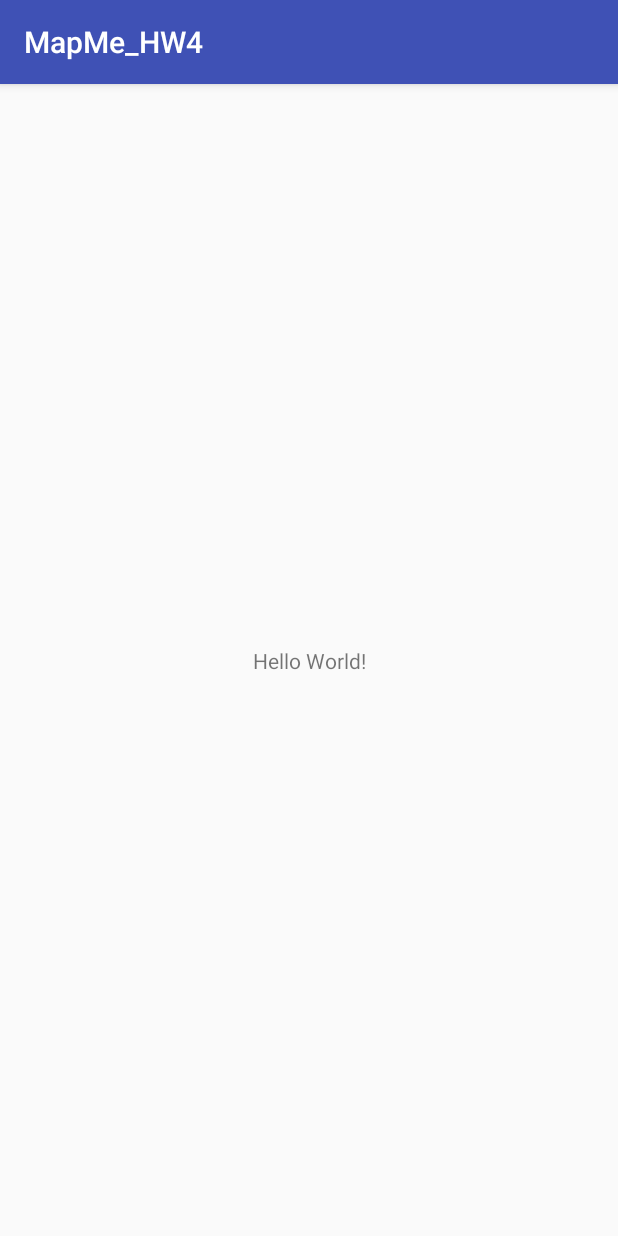
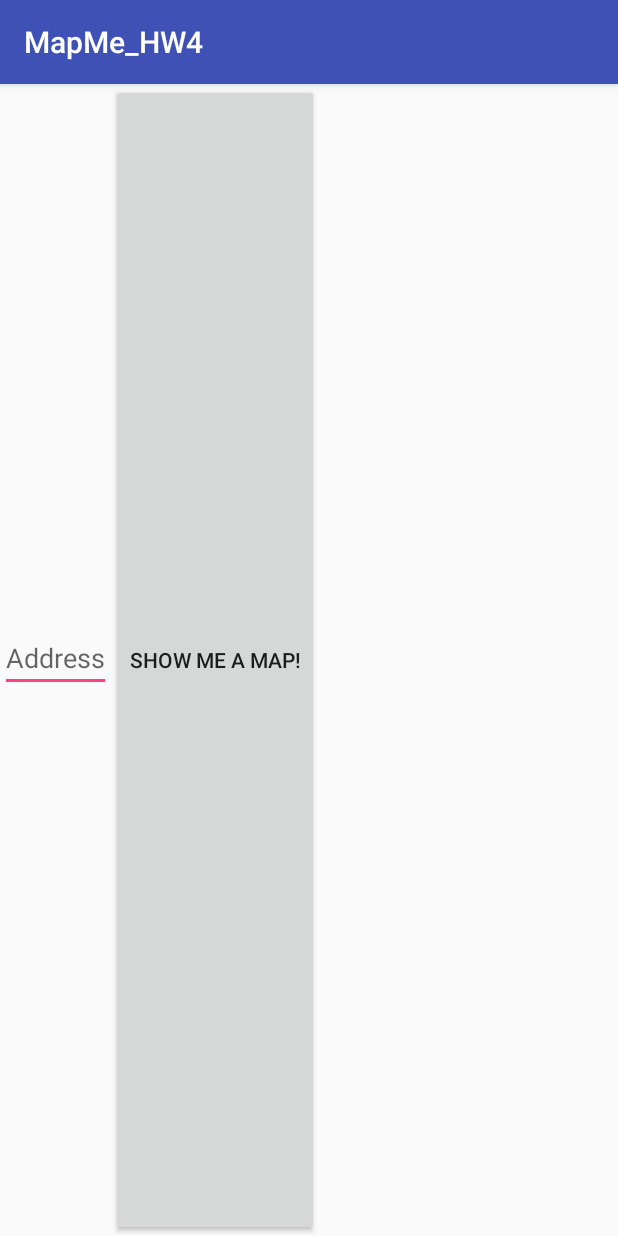
Before and after one commit to mdj857/MapMe, an Android app: the screen it shows after launch (MainActivity), on a phone screen of 412 x 824 dp. Run offline under Robolectric (Android 15) with nearby library versions, the phone set to English and light mode, and no system bars.

Commit message:
added MainActivity and Buttons

```diff
--- a/app/src/main/java/com/example/mapme_hw4/MainActivity.java
+++ b/app/src/main/java/com/example/mapme_hw4/MainActivity.java
@@ -2,12 +2,32 @@ package com.example.mapme_hw4;
 
 import android.support.v7.app.AppCompatActivity;
 import android.os.Bundle;
+import android.view.View;
+import android.widget.Button;
+import android.widget.EditText;
 
 public class MainActivity extends AppCompatActivity {
+
+    private EditText address;
+    private Button submit_address_btn;
 
     @Override
     protected void onCreate(Bundle savedInstanceState) {
         super.onCreate(savedInstanceState);
         setContentView(R.layout.activity_main);
+
+        address = (EditText) findViewById(R.id.address_text);
+        submit_address_btn = (Button) findViewById(R.id.submit_address_btn);
+
+        submit_address_btn.setOnClickListener(new View.OnClickListener() {
+            @Override
+            public void onClick(View view) {
+                // TODO
+                address.setText("YOLO");
+            }
+        });
+
+
+
     }
 }
--- a/app/src/main/res/layout/activity_main.xml
+++ b/app/src/main/res/layout/activity_main.xml
@@ -6,13 +6,22 @@
     android:layout_height="match_parent"
     tools:context="com.example.mapme_hw4.MainActivity">
 
-    <TextView
-        android:layout_width="wrap_content"
-        android:layout_height="wrap_content"
-        android:text="Hello World!"
-        app:layout_constraintBottom_toBottomOf="parent"
-        app:layout_constraintLeft_toLeftOf="parent"
-        app:layout_constraintRight_toRightOf="parent"
-        app:layout_constraintTop_toTopOf="parent" />
+    <LinearLayout
+        android:layout_width="match_parent"
+        android:layout_height="match_parent"
+        android:orientation="horizontal">
+        <EditText
+            android:id="@+id/address_text"
+            android:layout_width="wrap_content"
+            android:layout_height="wrap_content"
+            android:hint="Address"/>
+
+        <Button
+            android:id="@+id/submit_address_btn"
+            android:layout_width="wrap_content"
+            android:layout_height="match_parent"
+            android:text="Show me a map!"/>
+
+    </LinearLayout>
 
 </android.support.constraint.ConstraintLayout>
```
